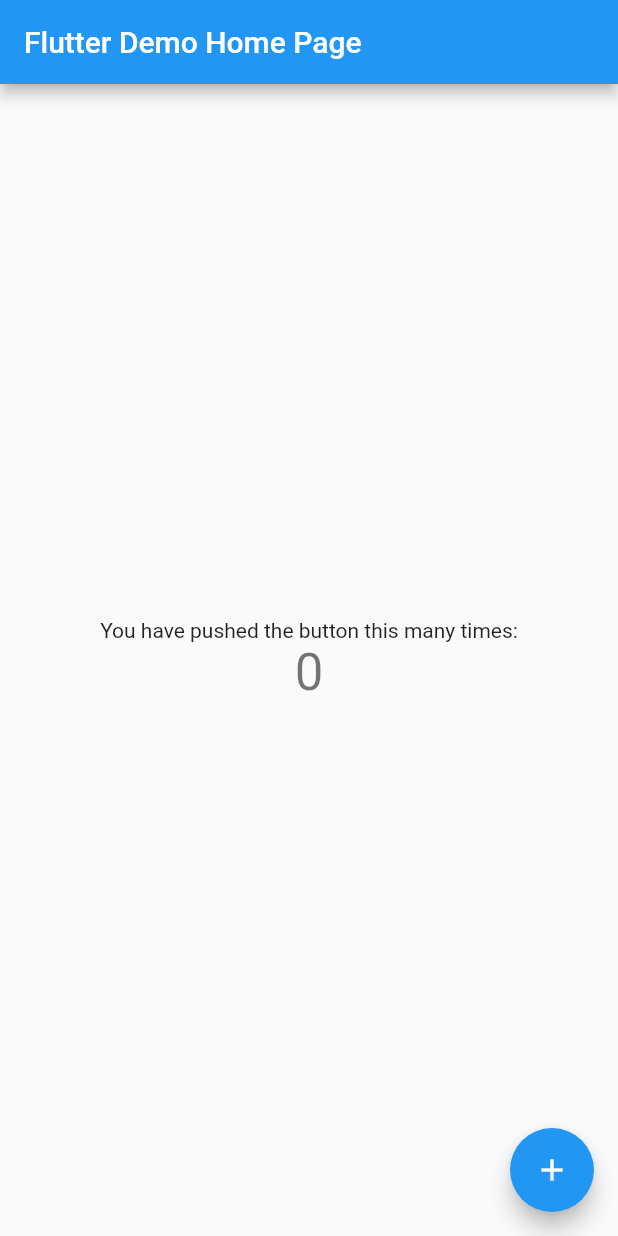
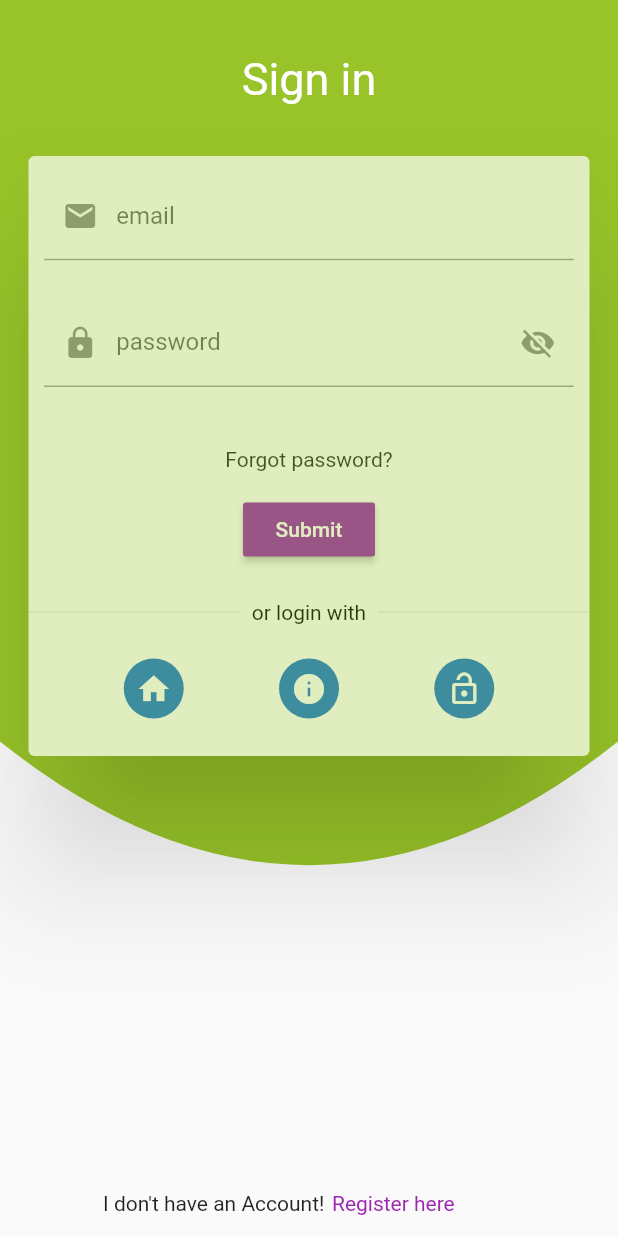
Before and after one commit to RandyKdev/UI, a Flutter app: the screen it shows after launch, on a phone screen of 412 x 824 dp. Run offline on Flutter 3.47's test engine with Material 2 defaults, Android fonts, the phone set to English and light mode, and no system bars.

Commit message:
This is the one

```diff
--- /dev/null
+++ b/lib/Screens/SignUp/signUp.dart
@@ -0,0 +1,180 @@
+import 'package:flutter/material.dart';
+import 'package:ui/colorConstants.dart';
+
+class SignUp extends StatefulWidget {
+  @override
+  _SignUpState createState() => _SignUpState();
+}
+
+class _SignUpState extends State<SignUp> {
+  @override
+  Widget build(BuildContext context) {
+    double screenWidth = MediaQuery.of(context).size.width;
+    double screenheight = MediaQuery.of(context).size.height;
+    return Scaffold(
+      body: Container(
+        child: SingleChildScrollView(
+          child: Stack(
+            children: [
+              ClipPath(
+                clipper: MyCustomPainter(),
+                child: Container(
+                  height: screenheight,
+                  width: screenWidth,
+                  color: primaryTheme,
+                  child: Padding(
+                    padding: const EdgeInsets.only(top: 35),
+                    child: Row(
+                        mainAxisAlignment: MainAxisAlignment.center,
+                        crossAxisAlignment: CrossAxisAlignment.start,
+                        children: [
+                          Text(
+                            "Sign in",
+                            style: TextStyle(color: Colors.white, fontSize: 30),
+                          ),
+                        ]),
+                  ),
+                ),
+              ),
+              Padding(
+                padding: EdgeInsets.only(top: 100, left: 15, right: 15),
+                child: Opacity(
+                  opacity: 0.7,
+                  child: Card(
+                    elevation: 40,
+                    child: Container(
+                      // margin: EdgeInsets.only(top: 100),
+                      height: 400,
+                      child: Form(
+                        child: SingleChildScrollView(
+                          child: Column(
+                            children: [
+                              _email(),
+                              _password(),
+                              Padding(
+                                padding: const EdgeInsets.only(top: 25),
+                                child: Text("Forgot password?"),
+                              ),
+                              _submit(),
+                              Row(
+                                children: [
+                                  Expanded(child: Divider()),
+                                  Padding(
+                                    padding: const EdgeInsets.all(8.0),
+                                    child: Text('or login with',
+                                        style: TextStyle(color: Colors.black)),
+                                  ),
+                                  Expanded(child: Divider())
+                                ],
+                              ),
+                              _icons()
+                            ],
+                          ),
+                        ),
+                      ),
+                    ),
+                  ),
+                ),
+              ),
+              Positioned(
+                top: screenheight - 30,
+                left: screenWidth / 6,
+                child: Row(
+                  children: [
+                    Text("I don't have an Account!"),
+                    Padding(
+                      padding: const EdgeInsets.only(left: 5),
+                      child: InkWell(
+                        onTap: () {},
+                        child: Text(
+                          "Register here",
+                          style: TextStyle(color: submitButtonColor),
+                        ),
+                      ),
+                    )
+                  ],
+                ),
+              ),
+            ],
+          ),
+        ),
+      ),
+    );
+  }
+}
+
+Widget _email() {
+  return Padding(
+    padding: const EdgeInsets.all(10.5),
+    child: TextFormField(
+      decoration:
+          InputDecoration(labelText: "email", prefixIcon: Icon(Icons.email)),
+    ),
+  );
+}
+
+Widget _password() {
+  return Padding(
+    padding:
+        const EdgeInsets.only(top: 15, bottom: 15, left: 10.5, right: 10.5),
+    child: TextFormField(
+      decoration: InputDecoration(
+          labelText: "password",
+          prefixIcon: Icon(Icons.lock),
+          suffixIcon: Icon(Icons.visibility_off)),
+    ),
+  );
+}
+
+Widget _submit() {
+  return Padding(
+    padding: const EdgeInsets.only(top: 15, bottom: 15),
+    child: Center(
+      child: RaisedButton(
+        autofocus: true,
+        color: submitButtonColor,
+        disabledColor: Colors.red,
+        onPressed: () {},
+        child: Text(
+          "Submit",
+          style: TextStyle(color: Colors.white),
+        ),
+      ),
+    ),
+  );
+}
+
+Widget _icons() {
+  return Padding(
+    padding: const EdgeInsets.only(top: 15, bottom: 15),
+    child: Row(
+      mainAxisAlignment: MainAxisAlignment.spaceEvenly,
+      children: [
+        CircleAvatar(
+          child: Icon(Icons.home),
+        ),
+        CircleAvatar(
+          child: Icon(Icons.info),
+        ),
+        CircleAvatar(child: Icon(Icons.lock_open))
+      ],
+    ),
+  );
+}
+
+class MyCustomPainter extends CustomClipper<Path> {
+  @override
+  Path getClip(Size size) {
+    Path path = Path();
+    path.lineTo(0.0, size.height * 0.6);
+    path.quadraticBezierTo(
+        size.width / 2, size.height * 0.8, size.width, size.height * 0.6);
+    path.lineTo(size.width, size.height * 0.6);
+    path.lineTo(size.width, 0.0);
+    path.close();
+    return path;
+  }
+
+  @override
+  bool shouldReclip(CustomClipper<Path> oldClipper) => false;
+}
--- a/lib/main.dart
+++ b/lib/main.dart
@@ -1,104 +1,18 @@
 import 'package:flutter/material.dart';
+
+import 'Screens/SignUp/signUp.dart';
+
 void main() {
-  runApp(MyApp());
+  runApp(ScholarApp());
 }
 
-class MyApp extends StatelessWidget {
-  // This widget is the root of your application.
+class ScholarApp extends StatelessWidget {
   @override
   Widget build(BuildContext context) {
     return MaterialApp(
+      debugShowCheckedModeBanner: false,
       title: 'Flutter Demo',
-      theme: ThemeData(
-        primarySwatch: Colors.blue,
-        visualDensity: VisualDensity.adaptivePlatformDensity,
-      ),
-      home: MyHomePage(title: 'Flutter Demo Home Page'),
+      home: SignUp(),
     );
   }
 }
-
-class MyHomePage extends StatefulWidget {
-  MyHomePage({Key key, this.title}) : super(key: key);
-
-  // This widget is the home page of your application. It is stateful, meaning
-  // that it has a State object (defined below) that contains fields that affect
-  // how it looks.
-
-  // This class is the configuration for the state. It holds the values (in this
-  // case the title) provided by the parent (in this case the App widget) and
-  // used by the build method of the State. Fields in a Widget subclass are
-  // always marked "final".
-
-  final String title;
-
-  @override
-  _MyHomePageState createState() => _MyHomePageState();
-}
-
-class _MyHomePageState extends State<MyHomePage> {
-  int _counter = 0;
-
-  void _incrementCounter() {
-    setState(() {
-      // This call to setState tells the Flutter framework that something has
-      // changed in this State, which causes it to rerun the build method below
-      // so that the display can reflect the updated values. If we changed
-      // _counter without calling setState(), then the build method would not be
-      // called again, and so nothing would appear to happen.
-      _counter++;
-    });
-  }
-
-  @override
-  Widget build(BuildContext context) {
-    // This method is rerun every time setState is called, for instance as done
-    // by the _incrementCounter method above.
-    //
-    // The Flutter framework has been optimized to make rerunning build methods
-     // fast, so that you can just rebuild anything that needs updating rather
-     // than having to individually change instances of widgets.
-    return Scaffold(
-      appBar: AppBar(
-        // Here we take the value from the MyHomePage object that was created by
-        // the App.build method, and use it to set our appbar title.
-        title: Text(widget.title),
-      ),
-      body: Center(
-        // Center is a layout widget. It takes a single child and positions it
-        // in the middle of the parent.
-        child: Column(
-          // Column is also a layout widget. It takes a list of children and
-          // arranges them vertically. By default, it sizes itself to fit its
-          // children horizontally, and tries to be as tall as its parent.
-          //
-          // Invoke "debug painting" (press "p" in the console, choose the
-          // "Toggle Debug Paint" action from the Flutter Inspector in Android
-          // Studio, or the "Toggle Debug Paint" command in Visual Studio Code)
-          // to see the wireframe for each widget.
-          //
-          // Column has various properties to control how it sizes itself and
-          // how it positions its children. Here we use mainAxisAlignment to
-          // center the children vertically; the main axis here is the vertical
-          // axis because Columns are vertical (the cross axis would be
-          // horizontal).
-          mainAxisAlignment: MainAxisAlignment.center,
-          children: <Widget>[
-            Text(
-              'You have pushed the button this many times:',
-            ),
-            Text(
-              '$_counter',
-              style: Theme.of(context).textTheme.headline4,
-            ),
-          ],
-        ),
-      ),
-      floatingActionButton: FloatingActionButton(
-        onPressed: _incrementCounter,
-        tooltip: 'Increment',
-        child: Icon(Icons.add),
-      ), // This trailing comma makes auto-formatting nicer for build methods.
-    );
-  }
-}
```
Also changed, not shown: pubspec.yaml (+22 -32 lines), 1 other file.
